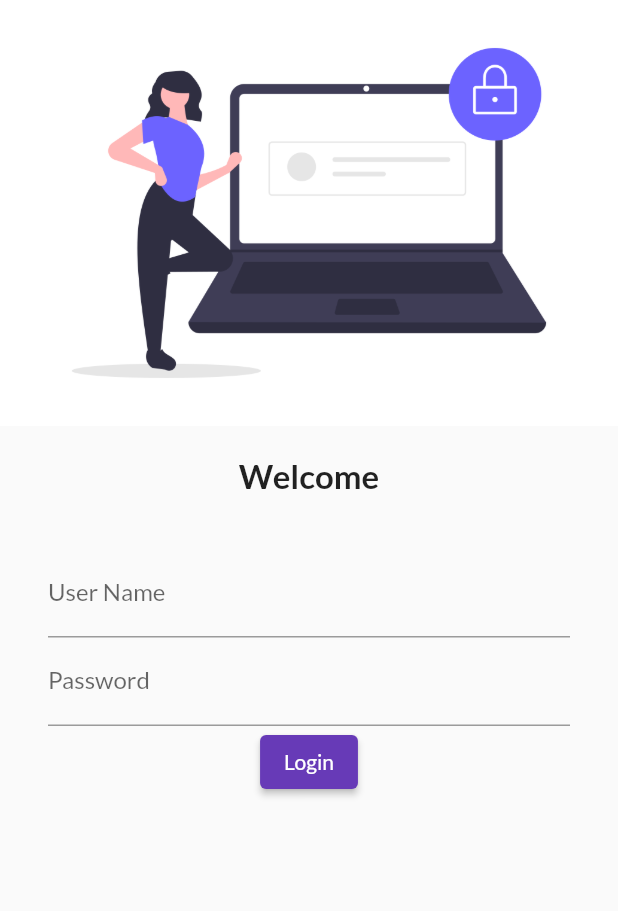
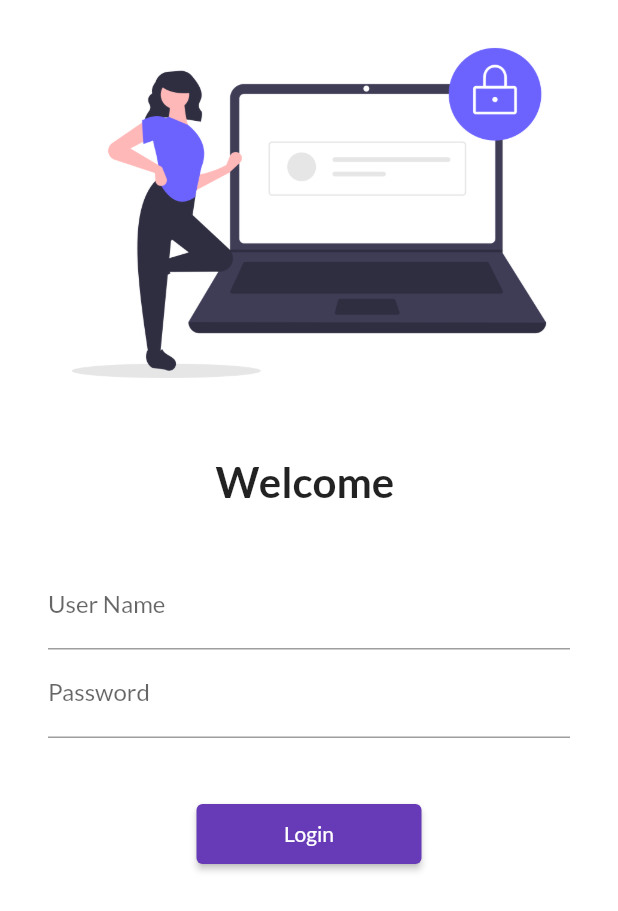
Before and after one commit to mrbipinpandey/flutter_catalog, a Flutter app: the screen it shows after launch, on a phone screen of 412 x 824 dp. Shown: the top 911 px of the screen. Run offline on Flutter 3.47's test engine with Material 2 defaults, Android fonts, the phone set to English and light mode, and no system bars; our stand-ins replace google_fonts.

Commit message:
Day 6 Completed

```diff
--- a/lib/main.dart
+++ b/lib/main.dart
@@ -1,4 +1,5 @@
 import 'package:flutter/material.dart';
+import 'package:flutter_catalog/utils/routes.dart';
 import 'package:google_fonts/google_fonts.dart';
 import 'package:flutter_catalog/pages/home_page.dart';
 import 'package:flutter_catalog/pages/login_page.dart';
@@ -14,6 +15,7 @@ class MyApp extends StatelessWidget {
   Widget build(BuildContext context) {
     return MaterialApp(
       // home: HomePage(),
+      debugShowCheckedModeBanner: false,
       theme: ThemeData(
         primarySwatch: Colors.deepPurple,
         fontFamily: GoogleFonts.lato().fontFamily,
@@ -21,8 +23,8 @@ class MyApp extends StatelessWidget {
       ),
       routes: {
         "/": (context) => LoginPage(),
-        "/home": (context) => HomePage(),
-        "/login": (context) => LoginPage(),
+        AppUrl.HomeRoute: (context) => HomePage(),
+        AppUrl.loginRoute: (context) => LoginPage(),
       },
     );
   }
--- a/lib/pages/login_page.dart
+++ b/lib/pages/login_page.dart
@@ -1,9 +1,18 @@
 import 'package:flutter/material.dart';
+import 'package:flutter_catalog/utils/routes.dart';
 
-class LoginPage extends StatelessWidget {
+class LoginPage extends StatefulWidget {
+  @override
+  State<LoginPage> createState() => _LoginPageState();
+}
+
+class _LoginPageState extends State<LoginPage> {
+  String name = "";
   @override
   Widget build(BuildContext context) {
     return Material(
+        color: Colors.white,
+        child: SingleChildScrollView(
           child: Column(
             children: [
               Image.asset(
@@ -13,9 +22,9 @@ class LoginPage extends StatelessWidget {
               SizedBox(
                 height: 20.0,
               ),
-        Text("Welcome",
+              Text("Welcome $name",
                   style: TextStyle(
-              fontSize: 22,
+                    fontSize: 28,
                     fontWeight: FontWeight.bold,
                   )),
               SizedBox(
@@ -34,6 +43,10 @@ class LoginPage extends StatelessWidget {
                         hintText: "Enter User Name",
                         labelText: "User Name",
                       ),
+                      onChanged: (value) {
+                        name = value;
+                        setState(() {});
+                      },
                     ),
                     TextFormField(
                       obscureText: true,
@@ -42,16 +55,23 @@ class LoginPage extends StatelessWidget {
                         labelText: "Password",
                       ),
                     ),
+                    SizedBox(
+                      height: 40.0,
+                    ),
                     ElevatedButton(
                       onPressed: () {
-                  print("Hi Bipin");
+                        Navigator.pushNamed(context, AppUrl.HomeRoute);
                       },
                       child: Text("Login"),
+                      style: TextButton.styleFrom(
+                        minimumSize: Size(150, 40),
+                      ),
                     )
                   ],
                 ),
               )
             ],
+          ),
         ));
   }
 }
--- /dev/null
+++ b/lib/utils/routes.dart
@@ -0,0 +1,4 @@
+class AppUrl {
+  static String loginRoute = "/login";
+  static String HomeRoute = "/home";
+}
```
Lines whose indentation alone changed are shown as unchanged.
